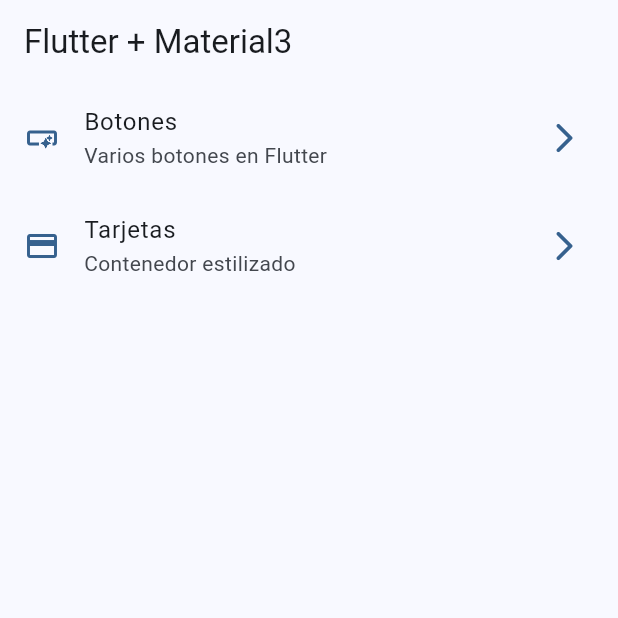
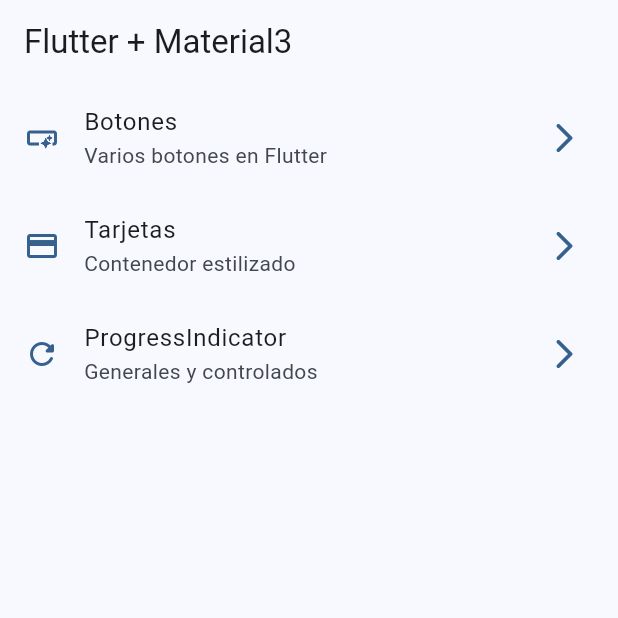
Before and after one commit to Joseeop/widget_app, a Flutter app: the screen it shows after launch, on a phone screen of 412 x 824 dp, the top half of it. Run offline on Flutter 3.47's test engine with Material 2 defaults, Android fonts, the phone set to English and light mode, and no system bars; our stand-ins replace go_router.

Commit message:
Progress indicators terminados

```diff
--- a/lib/config/menu/menu_items.dart
+++ b/lib/config/menu/menu_items.dart
@@ -17,6 +17,7 @@
 
 const appMenuItems = <MenuItem>{
 
+//Tenemos que definir estos elementos en el router
   MenuItem(
     title: 'Botones',
     subTitle: 'Varios botones en Flutter',
@@ -28,4 +29,10 @@
     subTitle: 'Contenedor estilizado',
     link: '/cards',
     icon: Icons.credit_card),
+
+    MenuItem(
+    title: 'ProgressIndicator',
+    subTitle: 'Generales y controlados',
+    link: '/progress',
+    icon: Icons.refresh_rounded),
 };
--- a/lib/config/router/app_router.dart
+++ b/lib/config/router/app_router.dart
@@ -22,5 +22,10 @@
       path: '/buttons',
       builder: (context, state) => const ButtosScreens(),
     ),
+    GoRoute(
+      name: ProgressScreen.name,
+      path: '/progress',
+      builder: (context, state) => const ProgressScreen(),
+    ),
   ],
 );
--- a/lib/presentation/screens/buttons/buttons_screen.dart
+++ b/lib/presentation/screens/buttons/buttons_screen.dart
@@ -1,6 +1,6 @@
 import 'package:flutter/material.dart';
 import 'package:go_router/go_router.dart';
-import 'package:widget_app/config/theme/app_theme.dart';
+
 
 class ButtosScreens extends StatelessWidget {
   static const String name = 'buttons_name';
--- a/lib/presentation/screens/home/home_screen.dart
+++ b/lib/presentation/screens/home/home_screen.dart
@@ -1,7 +1,7 @@
 import 'package:flutter/material.dart';
 import 'package:go_router/go_router.dart';
 import 'package:widget_app/config/menu/menu_items.dart';
-import 'package:widget_app/presentation/screens/cards/cards_screens.dart';
+
 
 
 class HomeScreen extends StatelessWidget {
```
